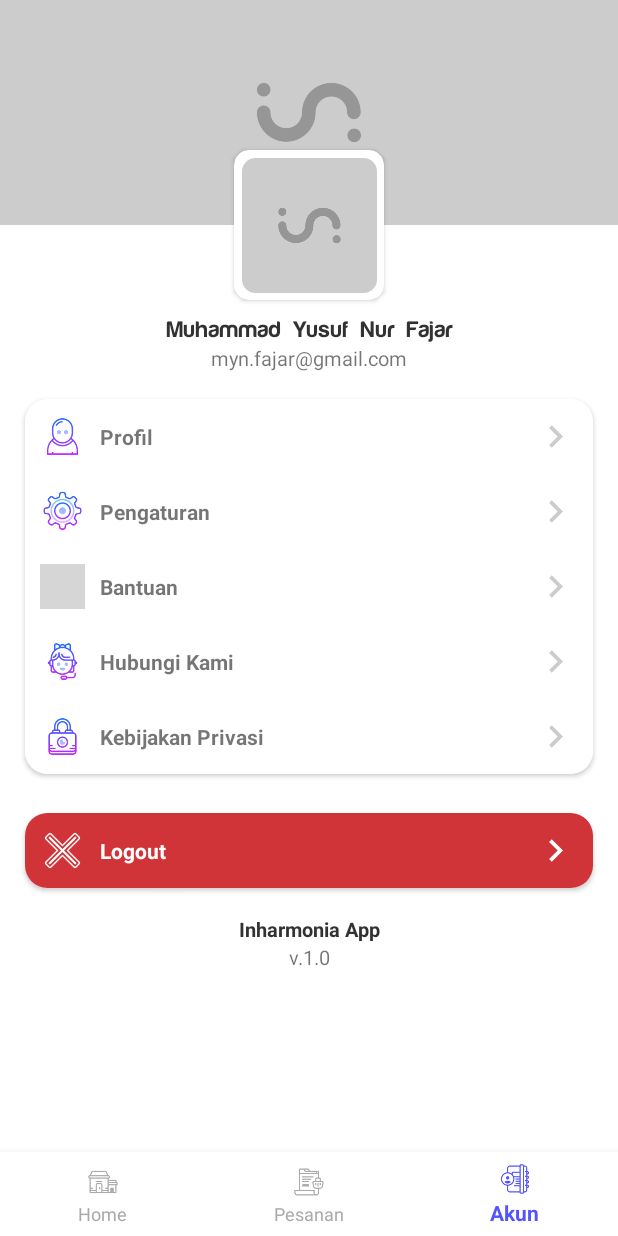
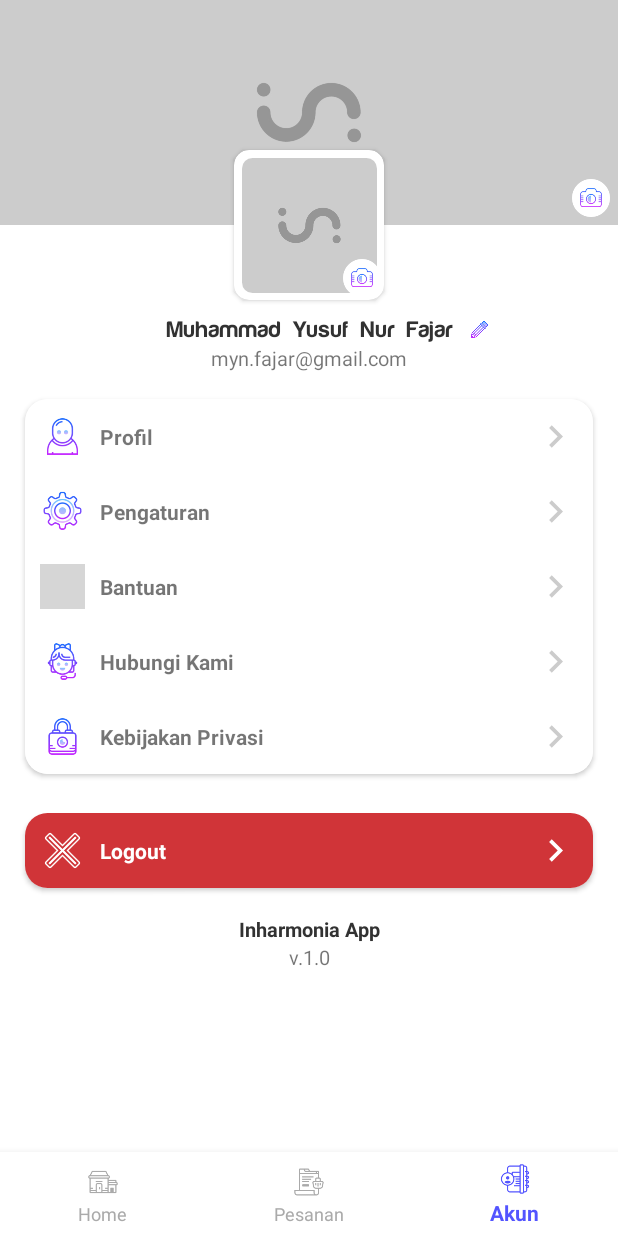
Before and after one commit to jar00t/Inharmonia, an Android app: the screen it shows after launch (MainActivity), item 3 of the bottom bar chosen, on a phone screen of 412 x 824 dp. Run offline under Robolectric (Android 15) with nearby library versions, the phone set to English and light mode, and no system bars; grey boxes are pictures that could not be loaded.

Commit message:
first commit

```diff
--- a/app/src/main/res/layout/fragment_account.xml
+++ b/app/src/main/res/layout/fragment_account.xml
@@ -24,6 +24,10 @@
                 android:layout_height="wrap_content"
                 android:orientation="vertical">
 
+                <FrameLayout
+                    android:layout_width="match_parent"
+                    android:layout_height="wrap_content">
+
                     <ImageView
                         android:layout_width="match_parent"
                         android:layout_height="150dp"
@@ -31,10 +35,19 @@
                         android:background="@color/colorGrey"
                         android:contentDescription="@string/account_cover"/>
 
+                    <ImageView
+                        android:layout_width="25dp"
+                        android:layout_height="25dp"
+                        android:layout_margin="5dp"
+                        android:layout_gravity="end|bottom"
+                        android:src="@drawable/in_ic_camera_circle"/>
+
+                </FrameLayout>
+
                 <android.support.v7.widget.CardView
                     android:layout_width="100dp"
                     android:layout_height="100dp"
-                    android:layout_gravity="center_horizontal"
+                    android:layout_gravity="center"
                     app:cardCornerRadius="10dp"
                     app:cardElevation="2dp"
                     android:background="@color/colorWhite"
@@ -45,7 +58,7 @@
                         android:layout_width="90dp"
                         android:layout_height="90dp"
                         android:layout_margin="5dp"
-                        app:cardCornerRadius="9dp"
+                        app:cardCornerRadius="7dp"
                         app:cardElevation="0dp"
                         app:cardUseCompatPadding="false"
                         android:foreground="?android:attr/selectableItemBackground"
@@ -62,18 +75,41 @@
 
                     </android.support.v7.widget.CardView>
 
+                    <ImageView
+                        android:layout_width="25dp"
+                        android:layout_height="25dp"
+                        android:layout_margin="2dp"
+                        android:layout_gravity="end|bottom"
+                        android:src="@drawable/in_ic_camera_circle"/>
+
                 </android.support.v7.widget.CardView>
+
+                <LinearLayout
+                    android:layout_width="wrap_content"
+                    android:layout_height="wrap_content"
+                    android:layout_gravity="center"
+                    android:layout_marginTop="10dp"
+                    android:orientation="horizontal">
 
                     <TextView
                         android:id="@+id/tvUserFullName"
                         android:layout_width="match_parent"
                         android:layout_height="wrap_content"
                         android:gravity="center_horizontal"
+                        android:layout_marginStart="25dp"
                         android:textSize="7pt"
                         android:textStyle="bold"
                         android:textColor="@color/colorDarkGrey"
-                    android:layout_marginTop="10dp"
                         android:text="Muhammad Yusuf Nur Fajar" />
+
+                    <ImageView
+                        android:layout_width="15dp"
+                        android:layout_height="15dp"
+                        android:layout_gravity="center_vertical"
+                        android:layout_marginStart="10dp"
+                        android:src="@drawable/in_ic_edit"/>
+
+                </LinearLayout>
 
                 <TextView
                     android:layout_width="match_parent"
```
Also changed, not shown: app/src/main/res/drawable/in_ic_camera.png (added), app/src/main/res/drawable/in_ic_camera_circle.png (added), app/src/main/res/drawable/in_ic_edit.png (added), 101 other files. Lines whose indentation alone changed are shown as unchanged.
